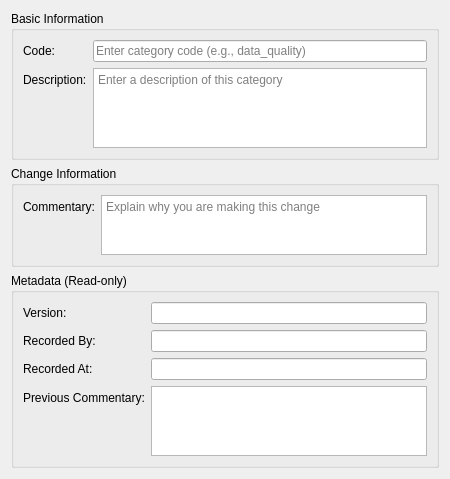
Before: the Qt Designer form projects/ores.qt/ui/ChangeReasonCategoryDetailDialog.ui in OreStudio/OreStudio, drawn with Qt 5.
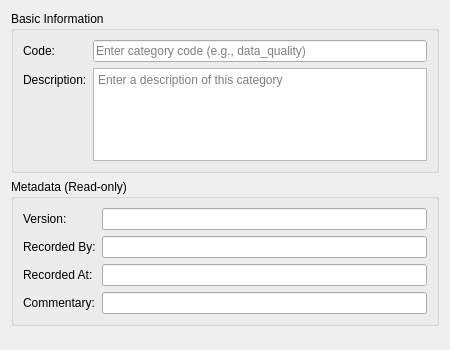
After: the same form once the commit is applied.

Commit message:
[qt] Fix save dialog pattern for change reason detail dialogs
Follow the Currency/Country dialog pattern: show existing commentary
in read-only metadata section and prompt with QInputDialog for
mandatory commentary when clicking Save.

The edit to the form file:
```diff
--- a/projects/ores.qt/ui/ChangeReasonCategoryDetailDialog.ui
+++ b/projects/ores.qt/ui/ChangeReasonCategoryDetailDialog.ui
@@ -75,41 +75,6 @@
      </layout>
     </widget>
    </item>
-   <item>
-    <widget class="QGroupBox" name="changeInfoGroup">
-     <property name="title">
-      <string>Change Information</string>
-     </property>
-     <layout class="QFormLayout" name="changeInfoLayout">
-      <item row="0" column="0">
-       <widget class="QLabel" name="labelChangeCommentary">
-        <property name="text">
-         <string>Commentary:</string>
-        </property>
-       </widget>
-      </item>
-      <item row="0" column="1">
-       <widget class="QPlainTextEdit" name="changeCommentaryEdit">
-        <property name="minimumSize">
-         <size>
-          <width>0</width>
-          <height>60</height>
-         </size>
-        </property>
-        <property name="maximumSize">
-         <size>
-          <width>16777215</width>
-          <height>100</height>
-         </size>
-        </property>
-        <property name="placeholderText">
-         <string>Explain why you are making this change</string>
-        </property>
-       </widget>
-      </item>
-     </layout>
-    </widget>
-   </item>
    <item>
     <widget class="QGroupBox" name="metadataGroup">
      <property name="title">
@@ -161,21 +126,15 @@
       <item row="3" column="0">
        <widget class="QLabel" name="labelPrevCommentary">
         <property name="text">
-         <string>Previous Commentary:</string>
+         <string>Commentary:</string>
         </property>
        </widget>
       </item>
       <item row="3" column="1">
-       <widget class="QPlainTextEdit" name="prevCommentaryEdit">
+       <widget class="QLineEdit" name="commentaryEdit">
         <property name="readOnly">
          <bool>true</bool>
         </property>
-        <property name="maximumSize">
-         <size>
-          <width>16777215</width>
-          <height>80</height>
-         </size>
-        </property>
        </widget>
       </item>
      </layout>
```
Left out of the diff: 2 changed lines with no effect on the pictures. The commit also changes 3 other files.
